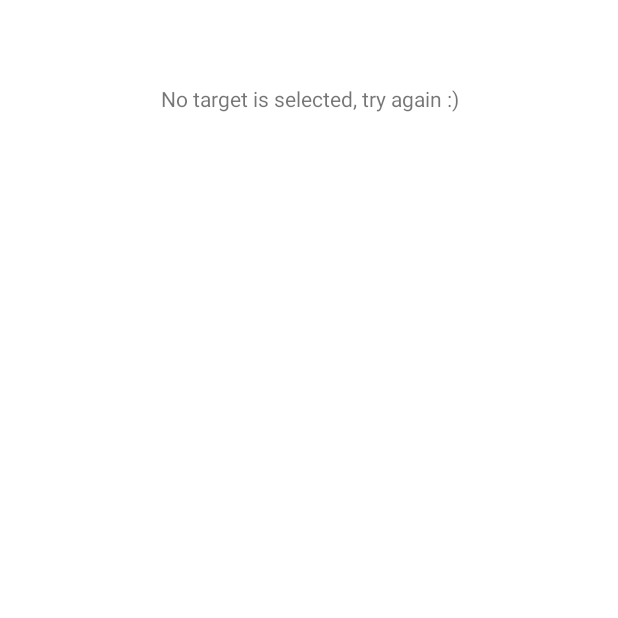
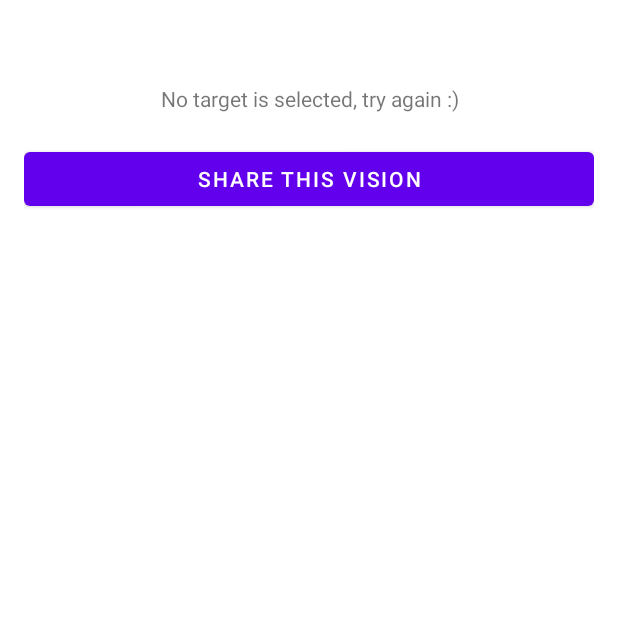
Before and after one commit to NdV66/AndroidJourney, an Android app: the PalantirResponse screen opened directly, with no data from a screen before it, on a phone screen of 412 x 824 dp, the top half of it. Run offline under Robolectric (Android 15) with nearby library versions, the phone set to English and light mode, and no system bars.

Commit message:
intent for other apps

```diff
--- a/TwoActivities/app/src/main/java/com/ndv/twoactivities/PalantirResponse.kt
+++ b/TwoActivities/app/src/main/java/com/ndv/twoactivities/PalantirResponse.kt
@@ -1,7 +1,9 @@
 package com.ndv.twoactivities
 
+import android.content.Intent
 import androidx.appcompat.app.AppCompatActivity
 import android.os.Bundle
+import android.widget.Button
 import android.widget.TextView
 
 class PalantirResponse : AppCompatActivity() {
@@ -15,10 +17,24 @@ class PalantirResponse : AppCompatActivity() {
 
         val messageView = findViewById<TextView>(R.id.palantirResponse)
         val target = intent.getStringExtra(REQUEST_TARGET)
+        val shareButton = findViewById<Button>(R.id.shareButton)
 
-        messageView.text =
+        val textToDisplay =
             if (target == null)
                 getString(R.string.no_target_selected)
             else getString(R.string.palantir_response, target)
+
+        messageView.text = textToDisplay
+
+        shareButton.setOnClickListener {
+            val intent = Intent().apply {
+                action = Intent.ACTION_SEND
+                type = "text/plain"
+                putExtra(Intent.EXTRA_TEXT, textToDisplay)
+            }
+
+            val shareIntent = Intent.createChooser(intent, getString(R.string.share_response_dialog_title))
+            startActivity(shareIntent)
+        }
     }
 }
--- a/TwoActivities/app/src/main/res/layout/activity_palantir_response.xml
+++ b/TwoActivities/app/src/main/res/layout/activity_palantir_response.xml
@@ -21,5 +21,11 @@
             android:layout_marginTop="40dp"
             android:layout_marginBottom="20dp"
             android:gravity="center" />
+
+        <Button
+            android:id="@+id/shareButton"
+            android:layout_width="match_parent"
+            android:layout_height="wrap_content"
+            android:text="@string/share_response" />
     </LinearLayout>
 </androidx.constraintlayout.widget.ConstraintLayout>
--- a/TwoActivities/app/src/main/res/values/strings.xml
+++ b/TwoActivities/app/src/main/res/values/strings.xml
@@ -7,4 +7,6 @@
     <string name="title_activity_palantir_response">PalantirResponse</string>
     <string name="no_target_selected">No target is selected, try again :)</string>
     <string name="palantir_response">Wooah, wooah! So, let\'s see the %1$s…</string>
+    <string name="share_response">Share this vision</string>
+    <string name="share_response_dialog_title">Message is sending…</string>
 </resources>
```
